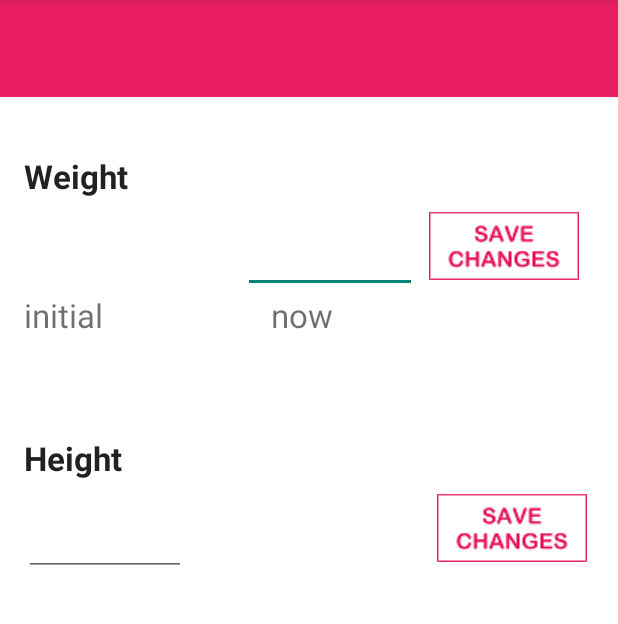
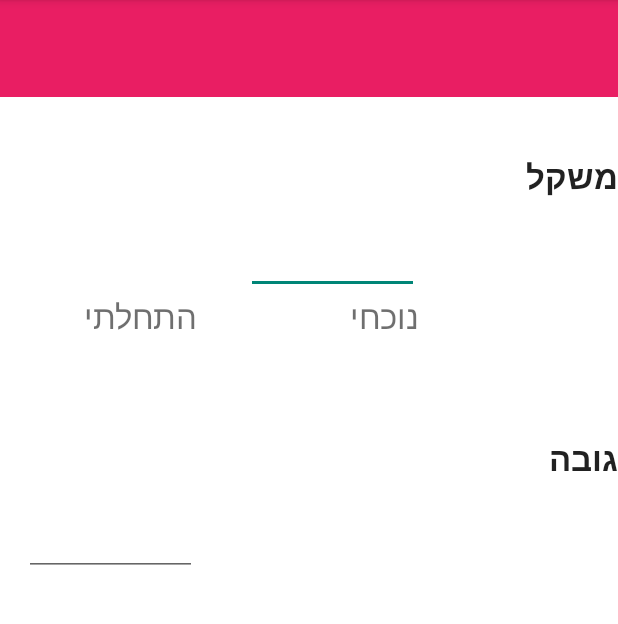
Before and after one commit to NitzanDromi/Beta, an Android app: the Settings screen opened directly, with no data from a screen before it, on a phone screen of 412 x 824 dp, the part 84-708 px from its top. Run offline under Robolectric (Android 15) with nearby library versions, the phone set to English and light mode, and no system bars; our stand-ins replace Firebase (no records; nobody signed in at launch, a user with empty details on screens opened directly); Roboto replaces fonts that are not available here.

Commit message:
changes 1 and 7 and most of 19 included

```diff
--- a/app/src/main/java/com/example/beta/FBref.java
+++ b/app/src/main/java/com/example/beta/FBref.java
@@ -25,6 +25,7 @@ public class FBref {
     public static FirebaseStorage FBST = FirebaseStorage.getInstance();
     public static StorageReference refStor=FBST.getReference();
     public static StorageReference refImages=refStor.child("Images");
+    public static StorageReference refRecipesImages=refStor.child("Recipes_Images");
     public static StorageReference refRecfiles=refStor.child("Recipes/");
     public static StorageReference refSUPfiles=refStor.child("Supplements/");
     public static StorageReference refSUBfiles=refStor.child("Substitutes/");
--- a/app/src/main/res/layout/activity_recipes.xml
+++ b/app/src/main/res/layout/activity_recipes.xml
@@ -4,7 +4,7 @@
     xmlns:tools="http://schemas.android.com/tools"
     android:layout_width="match_parent"
     android:layout_height="match_parent"
-    android:background="#DF26BC5C"
+    android:background="#1ed331"
     android:orientation="vertical"
     tools:context=".recipes">
 
@@ -118,6 +118,6 @@
     <Space
         android:layout_width="match_parent"
         android:layout_height="0dp"
-        android:layout_weight="1"/>
+        android:layout_weight="1" />
 
 </LinearLayout>
--- a/app/src/main/res/layout/activity_settings.xml
+++ b/app/src/main/res/layout/activity_settings.xml
@@ -32,14 +32,14 @@
         <Space
             android:layout_width="0dp"
             android:layout_height="match_parent"
-            android:layout_weight="0.3" />
+            android:layout_weight="4" />
 
         <TextView
             android:id="@+id/tvweight"
             android:layout_width="0dp"
             android:layout_height="match_parent"
-            android:layout_weight="7.3"
-            android:text="Weight"
+            android:layout_weight="96"
+            android:text="משקל"
             android:textAppearance="@style/TextAppearance.AppCompat.Large"
             android:textStyle="bold" />
     </LinearLayout>
@@ -54,27 +54,27 @@
         <Space
             android:layout_width="0dp"
             android:layout_height="match_parent"
-            android:layout_weight="0.3" />
+            android:layout_weight="4" />
 
         <TextView
             android:id="@+id/tvbeginningweight"
-            android:layout_width="wrap_content"
-            android:layout_height="wrap_content"
-            android:layout_weight="2"
-            android:textSize="20dp"
+            android:layout_width="0dp"
+            android:layout_height="match_parent"
+            android:layout_weight="28"
             android:text=""
-            android:textColor="#000000" />
+            android:textColor="#000000"
+            android:textSize="20dp" />
 
         <Space
             android:layout_width="0dp"
             android:layout_height="match_parent"
-            android:layout_weight="0.5" />
+            android:layout_weight="8" />
 
         <EditText
             android:id="@+id/etWeightnow"
             android:layout_width="0dp"
             android:layout_height="match_parent"
-            android:layout_weight="2"
+            android:layout_weight="28"
             android:ems="10"
             android:inputType="numberDecimal"
             android:textColor="@color/colorAccent" />
@@ -83,14 +83,14 @@
             android:id="@+id/imbtWeight"
             android:layout_width="0dp"
             android:layout_height="match_parent"
-            android:layout_weight="2"
+            android:layout_weight="28"
             android:background="#FFFFFF"
             android:onClick="updateWeight"
-            android:src="@drawable/save_changes" />
+            app:srcCompat="@drawable/blank_screen" />
         <Space
             android:layout_width="0dp"
             android:layout_height="match_parent"
-            android:layout_weight="0.3"/>
+            android:layout_weight="4"/>
     </LinearLayout>
 
     <LinearLayout
@@ -102,35 +102,35 @@
         <Space
             android:layout_width="0dp"
             android:layout_height="match_parent"
-            android:layout_weight="0.3" />
+            android:layout_weight="4" />
 
         <TextView
             android:id="@+id/tvinitial"
             android:layout_width="0dp"
             android:layout_height="match_parent"
-            android:layout_weight="2"
-            android:text="initial"
+            android:layout_weight="28"
+            android:text="התחלתי"
             android:textAppearance="@style/TextAppearance.AppCompat.Large"
             android:textColor="@color/common_google_signin_btn_text_light_default" />
 
         <Space
             android:layout_width="0dp"
             android:layout_height="match_parent"
-            android:layout_weight="1" />
+            android:layout_weight="8" />
 
         <TextView
             android:id="@+id/tvnow"
             android:layout_width="0dp"
             android:layout_height="match_parent"
-            android:layout_weight="2"
-            android:text="now"
+            android:layout_weight="28"
+            android:text="נוכחי"
             android:textAppearance="@style/TextAppearance.AppCompat.Large"
             android:textColor="@color/common_google_signin_btn_text_light_default" />
 
         <Space
             android:layout_width="0dp"
             android:layout_height="match_parent"
-            android:layout_weight="2.2" />
+            android:layout_weight="32" />
     </LinearLayout>
 
     <Space
@@ -146,14 +146,14 @@
         <Space
             android:layout_width="0dp"
             android:layout_height="match_parent"
-            android:layout_weight="0.3" />
+            android:layout_weight="4" />
 
         <TextView
             android:id="@+id/tvheight"
             android:layout_width="0dp"
             android:layout_height="match_parent"
-            android:text="Height"
-            android:layout_weight="7.3"
+            android:text="גובה"
+            android:layout_weight="96"
             android:textAppearance="@style/TextAppearance.AppCompat.Body1"
             android:textSize="22sp"
             android:textStyle="bold" />
@@ -168,33 +168,33 @@
         <Space
             android:layout_width="0dp"
             android:layout_height="match_parent"
-            android:layout_weight="0.3" />
+            android:layout_weight="4" />
 
         <EditText
             android:id="@+id/etHeightnow"
             android:layout_width="0dp"
             android:layout_height="match_parent"
-            android:layout_weight="2"
+            android:layout_weight="28"
             android:ems="10"
             android:inputType="numberDecimal"
             android:textColor="@color/colorAccent" />
         <Space
             android:layout_width="0dp"
             android:layout_height="match_parent"
-            android:layout_weight="3" />
+            android:layout_weight="36" />
 
         <ImageButton
             android:id="@+id/imbtHeight"
             android:layout_width="0dp"
             android:layout_height="match_parent"
-            android:layout_weight="2"
+            android:layout_weight="28"
             android:onClick="updateHeight"
             android:background="#FFFFFF"
-            android:src="@drawable/save_changes" />
+            app:srcCompat="@drawable/blank_screen" />
         <Space
             android:layout_width="0dp"
             android:layout_height="match_parent"
-            android:layout_weight="0.3"/>
+            android:layout_weight="4"/>
     </LinearLayout>
 
     <Space
@@ -217,7 +217,7 @@
             android:textAlignment="center"
             android:textColor="#E91E63"
             android:visibility="invisible"
-            android:text="After" />
+            android:text="אחרי" />
 
         <TextView
             android:id="@+id/tvBefore"
@@ -227,7 +227,7 @@
             android:textAlignment="center"
             android:textColor="#E91E63"
             android:visibility="invisible"
-            android:text="Before" />
+            android:text="לפני" />
     </LinearLayout>
 
     <LinearLayout
```
Also changed, not shown: app/src/main/java/com/example/beta/Credits.java (+13 -3 lines), app/src/main/java/com/example/beta/Matcon.java (+44 -36 lines), app/src/main/java/com/example/beta/Register_Login.java (+26 -18 lines), app/src/main/java/com/example/beta/Settings.java (+42 -32 lines), app/src/main/java/com/example/beta/Substitutes.java (+17 -15 lines), app/src/main/java/com/example/beta/recipes.java (+14 -7 lines), app/src/main/java/com/example/beta/sessions.java (+13 -5 lines), app/src/main/java/com/example/beta/tafritim.java (+8 -9 lines), app/src/main/java/com/example/beta/tosafim.java (+17 -8 lines), app/src/main/res/layout/activity_credits.xml (+4 -4 lines), app/src/main/res/layout/activity_matcon.xml (+13 -1 lines), app/src/main/res/layout/activity_register__login.xml (+31 -4 lines), app/src/main/res/drawable-v24/save_changes_female.png (added), app/src/main/res/drawable-v24/save_changes_male.png (added), 1 more files.
